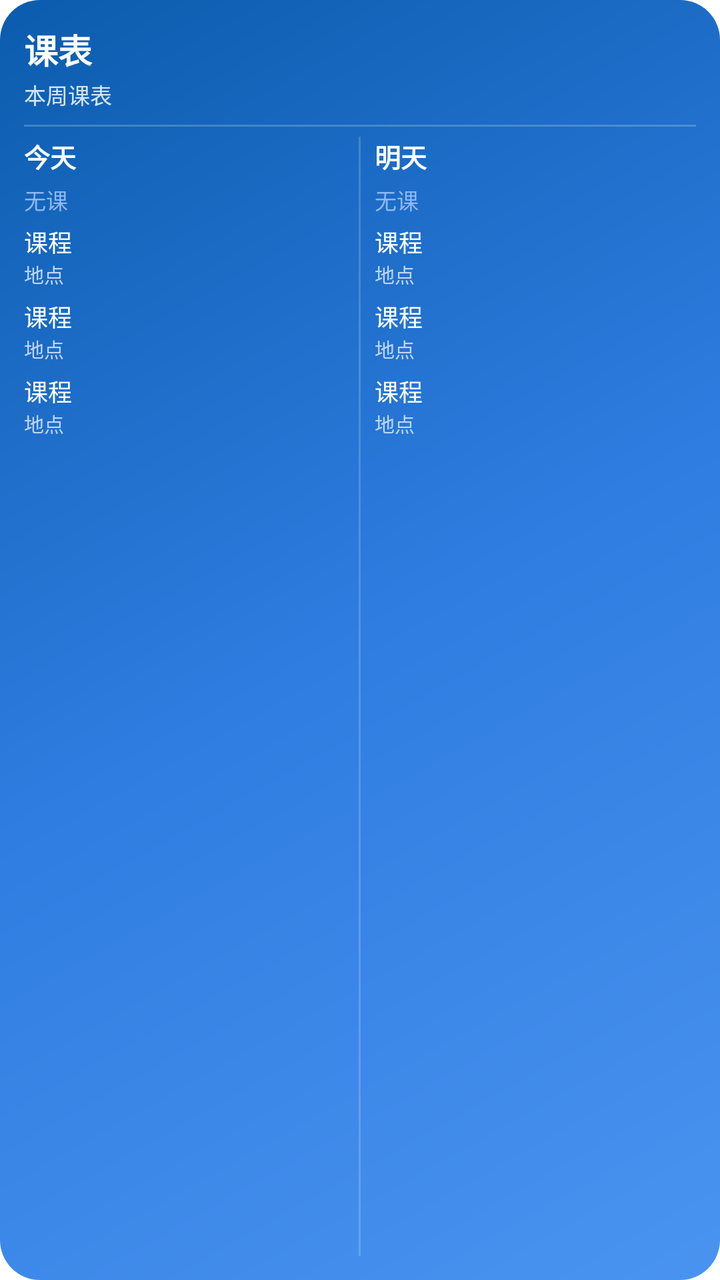
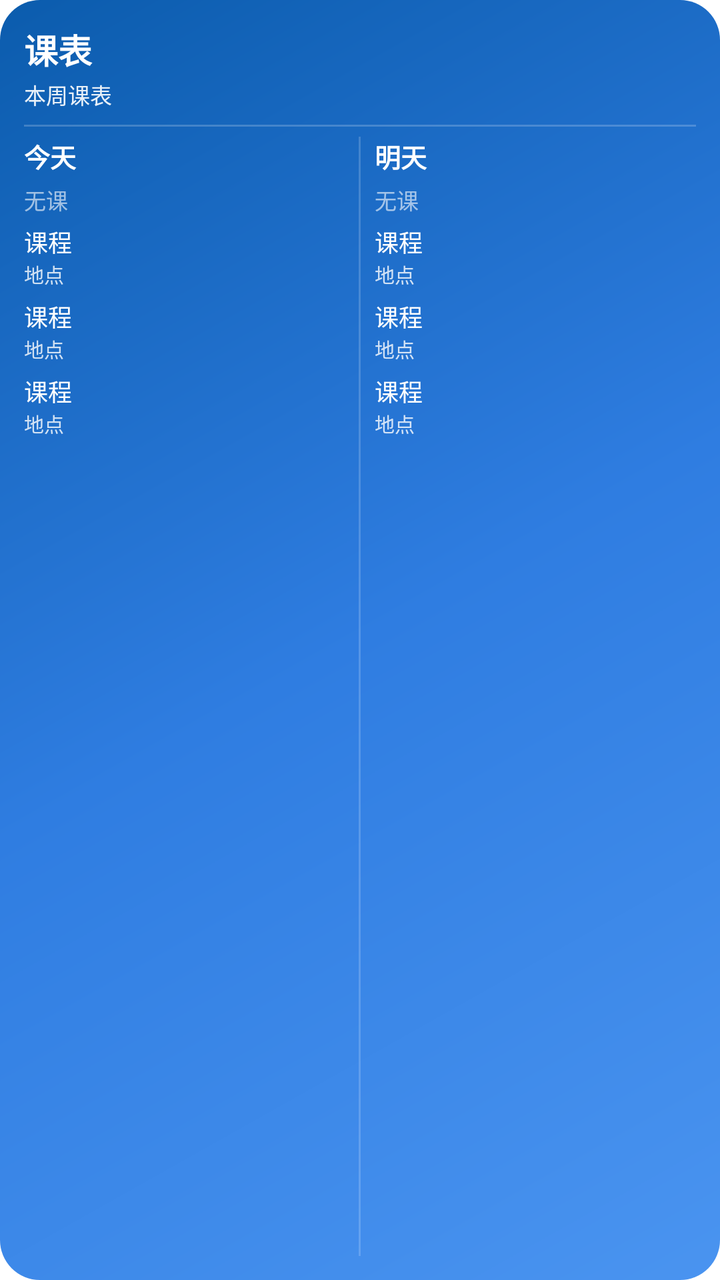

Compare the two renders of this Android layout. The source of the first and the diff that turns it into the second are given below.
<!-- AndroidManifest.xml: fallback theme Theme.MaterialComponents.DayNight.NoActionBar -->
<!-- res/layout/course_widget.xml -->
<?xml version="1.0" encoding="utf-8"?>
<LinearLayout xmlns:android="http://schemas.android.com/apk/res/android"
    android:id="@+id/widget_root"
    android:layout_width="match_parent"
    android:layout_height="match_parent"
    android:orientation="vertical"
    android:background="@drawable/course_widget_bg"
    android:padding="12dp">

    <TextView
        android:id="@+id/widget_header"
        android:layout_width="match_parent"
        android:layout_height="wrap_content"
        android:text="课表"
        android:textColor="#FFFFFF"
        android:textSize="17sp"
        android:textStyle="bold"
        android:maxLines="1"
        android:ellipsize="end" />

    <TextView
        android:id="@+id/widget_sub"
        android:layout_width="match_parent"
        android:layout_height="wrap_content"
        android:layout_marginTop="2dp"
        android:text="本周课表"
        android:textColor="#D7E5FF"
        android:textSize="11sp"
        android:maxLines="1"
        android:ellipsize="end" />

    <View
        android:layout_width="match_parent"
        android:layout_height="1dp"
        android:layout_marginTop="7dp"
        android:layout_marginBottom="5dp"
        android:background="#33FFFFFF" />

    <LinearLayout
        android:layout_width="match_parent"
        android:layout_height="0dp"
        android:layout_weight="1"
        android:orientation="horizontal">

        <LinearLayout
            android:layout_width="0dp"
            android:layout_height="match_parent"
            android:layout_weight="1"
            android:orientation="vertical">

            <TextView
                android:id="@+id/col_l_title"
                android:layout_width="match_parent"
                android:layout_height="wrap_content"
                android:text="今天"
                android:textColor="#FFFFFF"
                android:textSize="13sp"
                android:textStyle="bold"
                android:maxLines="1" />

            <TextView
                android:id="@+id/col_l_empty"
                android:layout_width="match_parent"
                android:layout_height="wrap_content"
                android:layout_marginTop="4dp"
                android:text="无课"
                android:textColor="#8FB8F5"
                android:textSize="11sp" />

            <LinearLayout
                android:id="@+id/col_l_row_1"
                android:layout_width="match_parent"
                android:layout_height="wrap_content"
                android:layout_marginTop="4dp"
                android:orientation="vertical">

                <TextView
                    android:id="@+id/col_l_c1"
                    android:layout_width="match_parent"
                    android:layout_height="wrap_content"
                    android:text="课程"
                    android:textColor="#FFFFFF"
                    android:textSize="12sp"
                    android:maxLines="1"
                    android:ellipsize="end" />

                <TextView
                    android:id="@+id/col_l_s1"
                    android:layout_width="match_parent"
                    android:layout_height="wrap_content"
                    android:text="地点"
                    android:textColor="#BFD6FF"
                    android:textSize="10sp"
                    android:maxLines="1"
                    android:ellipsize="end" />
            </LinearLayout>

            <LinearLayout
                android:id="@+id/col_l_row_2"
                android:layout_width="match_parent"
                android:layout_height="wrap_content"
                android:layout_marginTop="5dp"
                android:orientation="vertical">

                <TextView
                    android:id="@+id/col_l_c2"
                    android:layout_width="match_parent"
                    android:layout_height="wrap_content"
                    android:text="课程"
                    android:textColor="#FFFFFF"
                    android:textSize="12sp"
                    android:maxLines="1"
                    android:ellipsize="end" />

                <TextView
                    android:id="@+id/col_l_s2"
                    android:layout_width="match_parent"
                    android:layout_height="wrap_content"
                    android:text="地点"
                    android:textColor="#BFD6FF"
                    android:textSize="10sp"
                    android:maxLines="1"
                    android:ellipsize="end" />
            </LinearLayout>

            <LinearLayout
                android:id="@+id/col_l_row_3"
                android:layout_width="match_parent"
                android:layout_height="wrap_content"
                android:layout_marginTop="5dp"
                android:orientation="vertical">

                <TextView
                    android:id="@+id/col_l_c3"
                    android:layout_width="match_parent"
                    android:layout_height="wrap_content"
                    android:text="课程"
                    android:textColor="#FFFFFF"
                    android:textSize="12sp"
                    android:maxLines="1"
                    android:ellipsize="end" />

                <TextView
                    android:id="@+id/col_l_s3"
                    android:layout_width="match_parent"
                    android:layout_height="wrap_content"
                    android:text="地点"
                    android:textColor="#BFD6FF"
                    android:textSize="10sp"
                    android:maxLines="1"
                    android:ellipsize="end" />
            </LinearLayout>
        </LinearLayout>

        <View
            android:layout_width="1dp"
            android:layout_height="match_parent"
            android:layout_marginStart="7dp"
            android:layout_marginEnd="7dp"
            android:background="#2EFFFFFF" />

        <LinearLayout
            android:layout_width="0dp"
            android:layout_height="match_parent"
            android:layout_weight="1"
            android:orientation="vertical">

            <TextView
                android:id="@+id/col_r_title"
                android:layout_width="match_parent"
                android:layout_height="wrap_content"
                android:text="明天"
                android:textColor="#FFFFFF"
                android:textSize="13sp"
                android:textStyle="bold"
                android:maxLines="1" />

            <TextView
                android:id="@+id/col_r_empty"
                android:layout_width="match_parent"
                android:layout_height="wrap_content"
                android:layout_marginTop="4dp"
                android:text="无课"
                android:textColor="#8FB8F5"
                android:textSize="11sp" />

            <LinearLayout
                android:id="@+id/col_r_row_1"
                android:layout_width="match_parent"
                android:layout_height="wrap_content"
                android:layout_marginTop="4dp"
                android:orientation="vertical">

                <TextView
                    android:id="@+id/col_r_c1"
                    android:layout_width="match_parent"
                    android:layout_height="wrap_content"
                    android:text="课程"
                    android:textColor="#FFFFFF"
                    android:textSize="12sp"
                    android:maxLines="1"
                    android:ellipsize="end" />

                <TextView
                    android:id="@+id/col_r_s1"
                    android:layout_width="match_parent"
                    android:layout_height="wrap_content"
                    android:text="地点"
                    android:textColor="#BFD6FF"
                    android:textSize="10sp"
                    android:maxLines="1"
                    android:ellipsize="end" />
            </LinearLayout>

            <LinearLayout
                android:id="@+id/col_r_row_2"
                android:layout_width="match_parent"
                android:layout_height="wrap_content"
                android:layout_marginTop="5dp"
                android:orientation="vertical">

                <TextView
                    android:id="@+id/col_r_c2"
                    android:layout_width="match_parent"
                    android:layout_height="wrap_content"
                    android:text="课程"
                    android:textColor="#FFFFFF"
                    android:textSize="12sp"
                    android:maxLines="1"
                    android:ellipsize="end" />

                <TextView
                    android:id="@+id/col_r_s2"
                    android:layout_width="match_parent"
                    android:layout_height="wrap_content"
                    android:text="地点"
                    android:textColor="#BFD6FF"
                    android:textSize="10sp"
                    android:maxLines="1"
                    android:ellipsize="end" />
            </LinearLayout>

            <LinearLayout
                android:id="@+id/col_r_row_3"
                android:layout_width="match_parent"
                android:layout_height="wrap_content"
                android:layout_marginTop="5dp"
                android:orientation="vertical">

                <TextView
                    android:id="@+id/col_r_c3"
                    android:layout_width="match_parent"
                    android:layout_height="wrap_content"
                    android:text="课程"
                    android:textColor="#FFFFFF"
                    android:textSize="12sp"
                    android:maxLines="1"
                    android:ellipsize="end" />

                <TextView
                    android:id="@+id/col_r_s3"
                    android:layout_width="match_parent"
                    android:layout_height="wrap_content"
                    android:text="地点"
                    android:textColor="#BFD6FF"
                    android:textSize="10sp"
                    android:maxLines="1"
                    android:ellipsize="end" />
            </LinearLayout>
        </LinearLayout>
    </LinearLayout>
</LinearLayout>
<!-- resources referenced by this layout -->
<resources>
  <!-- drawable course_widget_bg (drawable) -->
  <?xml version="1.0" encoding="utf-8"?>
  <shape xmlns:android="http://schemas.android.com/apk/res/android"
      android:shape="rectangle">
      <gradient
          android:angle="135"
          android:startColor="#4A94F0"
          android:centerColor="#2F7DE1"
          android:endColor="#0B5CAD" />
      <corners android:radius="20dp" />
  </shape>
</resources>

<!-- the commit's change to res/layout/course_widget.xml (unified diff, before → after) -->
@@ -24,7 +24,7 @@
         android:layout_height="wrap_content"
         android:layout_marginTop="2dp"
         android:text="本周课表"
-        android:textColor="#D7E5FF"
+        android:textColor="#E8FFFFFF"
         android:textSize="11sp"
         android:maxLines="1"
         android:ellipsize="end" />
@@ -64,7 +64,7 @@
                 android:layout_height="wrap_content"
                 android:layout_marginTop="4dp"
                 android:text="无课"
-                android:textColor="#8FB8F5"
+                android:textColor="#99FFFFFF"
                 android:textSize="11sp" />
 
             <LinearLayout
@@ -89,7 +89,7 @@
                     android:layout_width="match_parent"
                     android:layout_height="wrap_content"
                     android:text="地点"
-                    android:textColor="#BFD6FF"
+                    android:textColor="#CCFFFFFF"
                     android:textSize="10sp"
                     android:maxLines="1"
                     android:ellipsize="end" />
@@ -117,7 +117,7 @@
                     android:layout_width="match_parent"
                     android:layout_height="wrap_content"
                     android:text="地点"
-                    android:textColor="#BFD6FF"
+                    android:textColor="#CCFFFFFF"
                     android:textSize="10sp"
                     android:maxLines="1"
                     android:ellipsize="end" />
@@ -145,7 +145,7 @@
                     android:layout_width="match_parent"
                     android:layout_height="wrap_content"
                     android:text="地点"
-                    android:textColor="#BFD6FF"
+                    android:textColor="#CCFFFFFF"
                     android:textSize="10sp"
                     android:maxLines="1"
                     android:ellipsize="end" />
@@ -181,7 +181,7 @@
                 android:layout_height="wrap_content"
                 android:layout_marginTop="4dp"
                 android:text="无课"
-                android:textColor="#8FB8F5"
+                android:textColor="#99FFFFFF"
                 android:textSize="11sp" />
 
             <LinearLayout
@@ -206,7 +206,7 @@
                     android:layout_width="match_parent"
                     android:layout_height="wrap_content"
                     android:text="地点"
-                    android:textColor="#BFD6FF"
+                    android:textColor="#CCFFFFFF"
                     android:textSize="10sp"
                     android:maxLines="1"
                     android:ellipsize="end" />
@@ -234,7 +234,7 @@
                     android:layout_width="match_parent"
                     android:layout_height="wrap_content"
                     android:text="地点"
-                    android:textColor="#BFD6FF"
+                    android:textColor="#CCFFFFFF"
                     android:textSize="10sp"
                     android:maxLines="1"
                     android:ellipsize="end" />
@@ -262,7 +262,7 @@
                     android:layout_width="match_parent"
                     android:layout_height="wrap_content"
                     android:text="地点"
-                    android:textColor="#BFD6FF"
+                    android:textColor="#CCFFFFFF"
                     android:textSize="10sp"
                     android:maxLines="1"
                     android:ellipsize="end" />
